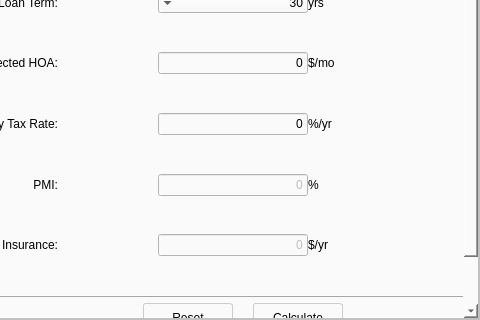
This is home-choice-pro/resources/main_window.ui in Josh-Voyles/affordable as Qt 5 draws it before an edit; both pictures show x 305 to 785 and y 355 to 675 of the 785 by 675 pixel window. The edited form follows.
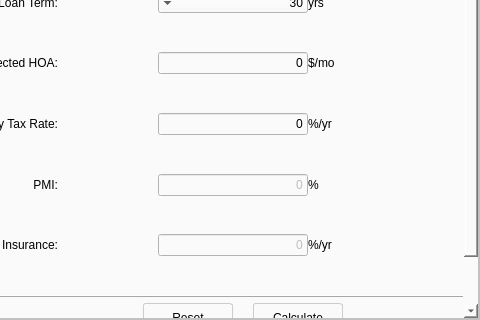
This is the edited form. Icons and pictures are not drawn.

Commit message: Resolved: #109, change insurance field %/yr

Patch:
```diff
--- a/home-choice-pro/resources/main_window.ui
+++ b/home-choice-pro/resources/main_window.ui
@@ -1764,7 +1764,7 @@
                       <string notr="true"/>
                      </property>
                      <property name="text">
-                      <string>$/yr</string>
+                      <string>%/yr</string>
                      </property>
                     </widget>
                    </item>
```
The commit also changes 1 other file.
